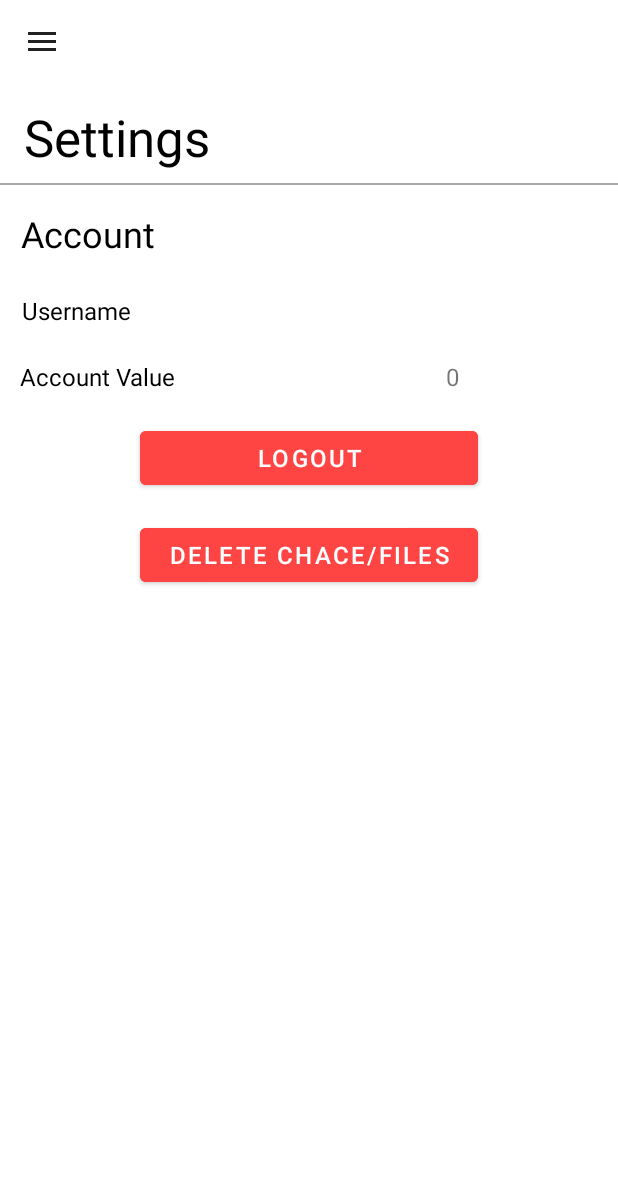
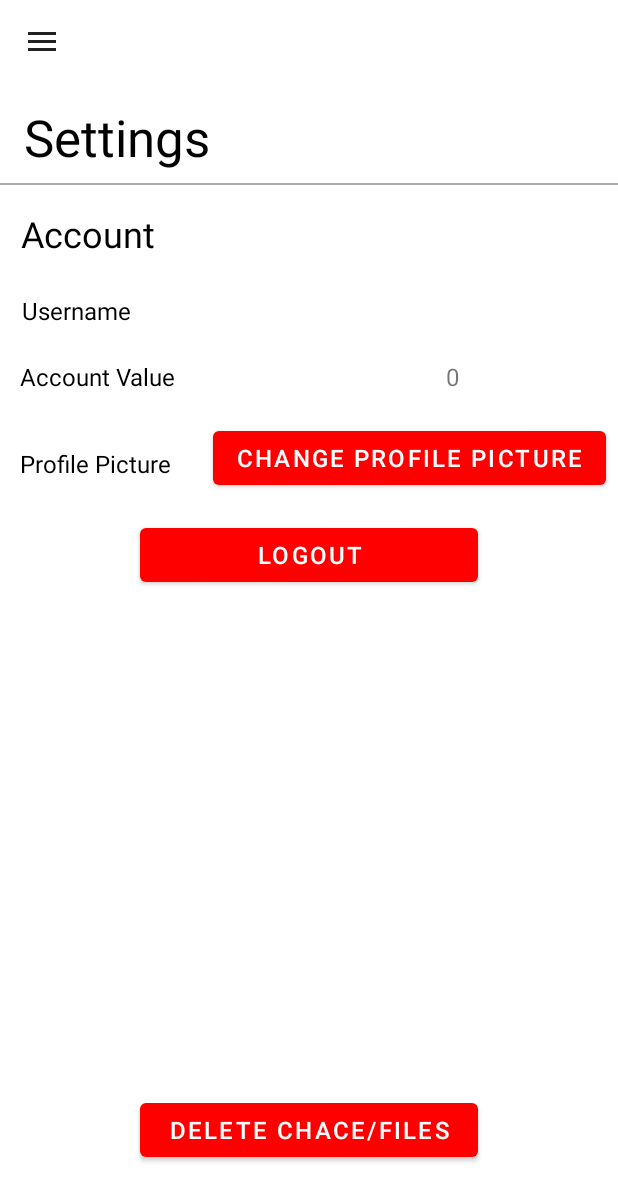
Before and after one commit to andrews2/Senior_Design_Project, an Android app: the SettingsActivity screen opened directly, with no data from a screen before it, on a phone screen of 412 x 824 dp. Shown: the top 1201 px of the screen. Run offline under Robolectric (Android 15) with nearby library versions, the light colour scheme and no system bars; pictures from the network do not load; 3 statements that could not run were skipped.

Commit message:
added profile pics

```diff
--- a/app/src/main/AndroidManifest.xml
+++ b/app/src/main/AndroidManifest.xml
@@ -5,6 +5,8 @@
     <uses-permission android:name="android.permission.INTERNET" />
     <uses-permission android:name="android.permission.ACCESS_NETWORK_STATE" />
     <uses-permission android:name="android.permission.NFC" />
+    <uses-permission android:name="android.permission.READ_EXTERNAL_STORAGE"/>
+    <uses-permission android:name="android.permission.WRITE_EXTERNAL_STORAGE"/>
 
     <application
         android:allowBackup="true"
--- a/app/src/main/java/com/example/iotcasinoapp/AccountDataHandler.java
+++ b/app/src/main/java/com/example/iotcasinoapp/AccountDataHandler.java
@@ -9,6 +9,7 @@ public class AccountDataHandler {
     private volatile ArrayList<String> historyVals = new ArrayList<String>();
     private String historyVersion;
     private volatile boolean historyUpToDate = false;
+    private String profilePicture;
 
 
     public int getAccountValue() {
@@ -66,6 +67,15 @@ public class AccountDataHandler {
     public void setHistoryUpToDate(boolean historyUpToDate) {
         this.historyUpToDate = historyUpToDate;
     }
+
+    public String getProfilePicture(){
+        return profilePicture;
+    }
+
+    public void setProfilePicture(String newPic){
+        this.profilePicture = newPic;
+    }
+
     // create instance of account data handler
     private static final AccountDataHandler accountDataHandler = new AccountDataHandler();
     //return the instance
--- a/app/src/main/java/com/example/iotcasinoapp/BaseActivity.java
+++ b/app/src/main/java/com/example/iotcasinoapp/BaseActivity.java
@@ -8,6 +8,7 @@ import androidx.core.view.GravityCompat;
 import androidx.drawerlayout.widget.DrawerLayout;
 
 import android.content.Intent;
+import android.net.Uri;
 import android.view.MenuItem;
 import android.view.View;
 import android.widget.FrameLayout;
@@ -15,14 +16,19 @@ import android.widget.ImageView;
 import android.widget.TextView;
 
 import com.bumptech.glide.Glide;
+import com.bumptech.glide.load.resource.bitmap.CircleCrop;
 import com.bumptech.glide.request.RequestOptions;
 import com.google.android.material.navigation.NavigationView;
+
+import java.io.File;
 
 public class BaseActivity extends AppCompatActivity implements NavigationView.OnNavigationItemSelectedListener {
     public DrawerLayout drawerLayout;
     Toolbar toolbar;
     NavigationView navigationView;
-    ImageView headerImage;
+    ImageView headerImage, profilePicture;
+    Thread t;
+    View headerView;
 
     protected void onCreateDrawer() {
         setContentView(R.layout.activity_base);
@@ -39,11 +45,26 @@ public class BaseActivity extends AppCompatActivity implements NavigationView.On
 
         navigationView.setNavigationItemSelectedListener(this);
 
-        View headerView = navigationView.getHeaderView(0);
+        headerView = navigationView.getHeaderView(0);
         headerImage = (ImageView) headerView.findViewById(R.id.header_image);
+        profilePicture = (ImageView) headerView.findViewById(R.id.profile_pic);
         TextView headerText = headerView.findViewById(R.id.header_name);
         headerText.setText(AccountDataHandler.getInstance().getUsername());
         Glide.with(headerView).load(R.drawable.pocker_background).apply(new RequestOptions().override(1152, 1356)).centerCrop().into(headerImage);
+
+        if(AccountDataHandler.getInstance().getProfilePicture().equals("none")){
+            Glide.with(headerView).load(R.drawable.wolf_logo).centerInside().into(profilePicture);
+        }
+        else{
+            File profilePicFile = new File(getFilesDir(), AccountDataHandler.getInstance().getProfilePicture());
+            if (profilePicFile.exists()){
+                updateHeaderProfilePic(profilePicFile);
+            }
+            else{
+                new GetProfilePicture(profilePicFile, this);
+            }
+        }
+
     }
 
     @Override
@@ -77,4 +98,10 @@ public class BaseActivity extends AppCompatActivity implements NavigationView.On
             super.onBackPressed();
         }
     }
+
+    public void updateHeaderProfilePic(File file){
+        RequestOptions options = new RequestOptions();
+        options.circleCrop();
+        Glide.with(headerView).load(file).apply(options).into(profilePicture);
+    }
 }
--- /dev/null
+++ b/app/src/main/java/com/example/iotcasinoapp/GetProfilePicture.java
@@ -0,0 +1,71 @@
+package com.example.iotcasinoapp;
+
+import java.io.File;
+import java.io.FileOutputStream;
+import java.io.InputStream;
+import java.io.OutputStream;
+import java.util.HashMap;
+
+import okhttp3.ResponseBody;
+import retrofit2.Call;
+import retrofit2.Callback;
+import retrofit2.Response;
+import retrofit2.Retrofit;
+import retrofit2.converter.gson.GsonConverterFactory;
+
+public class GetProfilePicture implements Runnable {
+    private Retrofit retrofit;
+    private RetrofitInterface retrofitInterface;
+    private String BASE_URL = "https://vast-springs-82374.herokuapp.com/";
+    private File profilePicture;
+    private BaseActivity baseActivity;
+
+    public GetProfilePicture(File profilePicture, BaseActivity baseActivity){
+        this.profilePicture = profilePicture;
+        this.baseActivity = baseActivity;
+        retrofit = new Retrofit.Builder().baseUrl(BASE_URL).addConverterFactory(GsonConverterFactory.create()).build();
+        retrofitInterface = retrofit.create(RetrofitInterface.class);
+        new Thread(this).start();
+    }
+
+    @Override
+    public void run() {
+        HashMap<String, String> map = new HashMap<>();
+        map.put("name", AccountDataHandler.getInstance().getUsername());
+        Call<ResponseBody> call = retrofitInterface.executeGetProfilePicture(map);
+        call.enqueue(new Callback<ResponseBody>() {
+            @Override
+            public void onResponse(Call<ResponseBody> call, Response<ResponseBody> response) {
+                if (response.code() != 200){
+                    new GetProfilePicture(profilePicture, baseActivity);
+                    return;
+                }
+                try{
+                    byte[] fileReader = new byte[4096];
+                    long fileSize = response.body().contentLength();
+                    InputStream is = response.body().byteStream();
+                    OutputStream os = new FileOutputStream(profilePicture);
+
+                    while(true){
+                        int read = is.read(fileReader);
+
+                        if(read == -1) break;
+
+                        os.write(fileReader, 0, read);
+
+                    }
+                    os.flush();
+                    os.close();
+                    baseActivity.updateHeaderProfilePic(profilePicture);
+                    return;
+                } catch (Exception e){}
+            }
+
+            @Override
+            public void onFailure(Call<ResponseBody> call, Throwable t) {
+                new GetProfilePicture(profilePicture, baseActivity);
+                return;
+            }
+        });
+    }
+}
--- a/app/src/main/java/com/example/iotcasinoapp/LoginFragment.java
+++ b/app/src/main/java/com/example/iotcasinoapp/LoginFragment.java
@@ -100,6 +100,7 @@ public class LoginFragment extends Fragment {
                             AccountDataHandler.getInstance().setAccountValue(result.getAccountValue());
                             AccountDataHandler.getInstance().setUsername(result.getUsername());
                             AccountDataHandler.getInstance().setHistoryVersion(result.getVersion());
+                            AccountDataHandler.getInstance().setProfilePicture(result.getProfilePicture());
                             //start main activity
                             Intent nextIntent = new Intent(getActivity(), MainActivity.class);
                             getActivity().startActivity(nextIntent);
--- a/app/src/main/java/com/example/iotcasinoapp/LoginResult.java
+++ b/app/src/main/java/com/example/iotcasinoapp/LoginResult.java
@@ -4,6 +4,8 @@ public class LoginResult {
     private String accountValue;
     private String username;
     private String version;
+    private String profilePicture;
+    public String getProfilePicture(){return profilePicture;}
     public int getAccountValue() {
         return Integer.parseInt(accountValue);
     }
--- a/app/src/main/java/com/example/iotcasinoapp/RecyclerAdapter.java
+++ b/app/src/main/java/com/example/iotcasinoapp/RecyclerAdapter.java
@@ -1,5 +1,6 @@
 package com.example.iotcasinoapp;
 
+import android.graphics.Color;
 import android.view.LayoutInflater;
 import android.view.View;
 import android.view.ViewGroup;
@@ -43,7 +44,6 @@ public class RecyclerAdapter extends RecyclerView.Adapter<RecyclerAdapter.MyView
         String val = historyVals.get(position);
         holder.gameText.setText(game);
         holder.winningsOrLosses.setText(val);
-
     }
 
     @Override
--- a/app/src/main/java/com/example/iotcasinoapp/RetrofitInterface.java
+++ b/app/src/main/java/com/example/iotcasinoapp/RetrofitInterface.java
@@ -28,4 +28,10 @@ public interface RetrofitInterface {
 
     @POST("/updateHist")
     Call<Void> exexcuteUpdateHist(@Body HashMap<String, byte[]> map);
+
+    @POST("/getProfilePicture")
+    Call<ResponseBody> executeGetProfilePicture(@Body HashMap<String, String> map);
+
+    @POST("/updateProfilePic")
+    Call<Void> executeUpdateProfilePic(@Body HashMap<String, byte[]> map);
 }
--- a/app/src/main/java/com/example/iotcasinoapp/UpdateHistFiles.java
+++ b/app/src/main/java/com/example/iotcasinoapp/UpdateHistFiles.java
@@ -30,7 +30,7 @@ public class UpdateHistFiles implements Runnable{
 
             //write history version
             fos = new FileOutputStream(histVersion);
-            oos = new ObjectOutputStream(oos);
+            oos = new ObjectOutputStream(fos);
             oos.writeObject(AccountDataHandler.getInstance().getHistoryVersion());
         } catch (Exception e) {
             e.printStackTrace();
--- /dev/null
+++ b/app/src/main/res/drawable/clear_circle.xml
@@ -0,0 +1,5 @@
+<?xml version="1.0" encoding="utf-8"?>
+<shape xmlns:android="http://schemas.android.com/apk/res/android"
+    android:shape="oval">
+
+</shape>
--- a/app/src/main/res/layout/activity_settings.xml
+++ b/app/src/main/res/layout/activity_settings.xml
@@ -9,19 +9,6 @@
         tools:context=".SettingsActivity"
         android:fitsSystemWindows="true"
         tools:openDrawer="start">
-
-    <Button
-        android:id="@+id/delete_files"
-        android:layout_width="225dp"
-        android:layout_height="wrap_content"
-        android:backgroundTint="@android:color/holo_red_light"
-        android:text="Delete chace/files"
-        android:textSize="16sp"
-        app:layout_constraintBottom_toBottomOf="parent"
-        app:layout_constraintEnd_toEndOf="parent"
-        app:layout_constraintStart_toStartOf="parent"
-        app:layout_constraintTop_toBottomOf="@+id/logout"
-        app:layout_constraintVertical_bias="0.038" />
 
     <TextView
         android:id="@+id/settings_title"
@@ -127,17 +114,55 @@
             app:layout_constraintTop_toBottomOf="@+id/username_text"
             app:layout_constraintVertical_bias="0.038" />
 
+    <TextView
+        android:id="@+id/profile_pic_setting"
+        android:layout_width="wrap_content"
+        android:layout_height="wrap_content"
+        android:text="Profile Picture"
+        android:textColor="@color/black"
+        android:textSize="16dp"
+        app:layout_constraintBottom_toBottomOf="parent"
+        app:layout_constraintEnd_toEndOf="parent"
+        app:layout_constraintHorizontal_bias="0.0"
+        app:layout_constraintStart_toStartOf="@id/account_value_setting"
+        app:layout_constraintTop_toBottomOf="@id/account_value_setting"
+        app:layout_constraintVertical_bias="0.067" />
+
+    <Button
+        android:id="@+id/change_picture"
+        android:layout_width="wrap_content"
+        android:layout_height="wrap_content"
+        android:layout_marginEnd="8dp"
+        android:text="Change Profile Picture"
+        android:textSize="16dp"
+        app:layout_constraintBottom_toBottomOf="parent"
+        app:layout_constraintEnd_toEndOf="parent"
+        app:layout_constraintTop_toBottomOf="@+id/account_value"
+        app:layout_constraintVertical_bias="0.038" />
+
     <Button
         android:id="@+id/logout"
         android:layout_width="225dp"
         android:layout_height="wrap_content"
         android:text="Logout"
         android:textSize="16sp"
-            android:backgroundTint="@android:color/holo_red_light"
         app:layout_constraintBottom_toBottomOf="parent"
         app:layout_constraintEnd_toEndOf="parent"
         app:layout_constraintStart_toStartOf="parent"
-            app:layout_constraintTop_toBottomOf="@+id/account_value_setting"
+        app:layout_constraintTop_toBottomOf="@+id/change_picture"
         app:layout_constraintVertical_bias="0.038" />
 
+    <Button
+        android:id="@+id/delete_files"
+        android:layout_width="225dp"
+        android:layout_height="wrap_content"
+        android:text="Delete chace/files"
+        android:textSize="16sp"
+        app:layout_constraintBottom_toBottomOf="parent"
+        app:layout_constraintEnd_toEndOf="parent"
+        app:layout_constraintStart_toStartOf="parent"
+        app:layout_constraintTop_toBottomOf="@+id/logout"
+        app:layout_constraintVertical_bias="0.877" />
+
+
 </androidx.constraintlayout.widget.ConstraintLayout>
```
Also changed, not shown: app/src/main/java/com/example/iotcasinoapp/SettingsActivity.java (+64 -6 lines), app/src/main/java/com/example/iotcasinoapp/UpdateProfilePicOnServer.java (added, +61 -0 lines), app/src/main/res/layout/header.xml (+26 -1 lines). Lines whose indentation alone changed are shown as unchanged.
